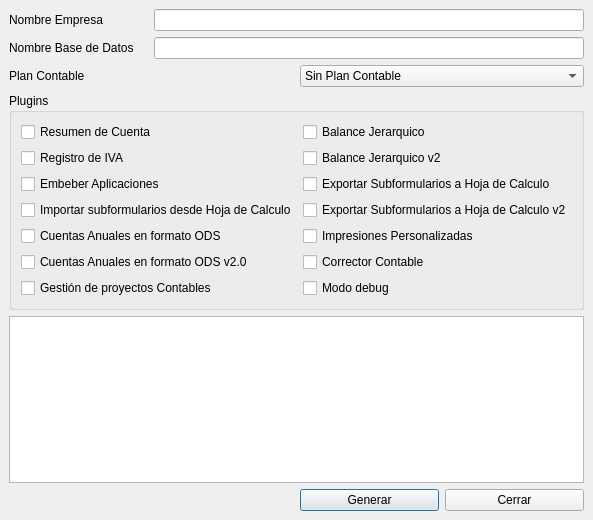
Above: bulmages/bulmasetup/nuevacontabilidadbase.ui from eboladev/Bulmages-1 before the change. Below: the same form after it.
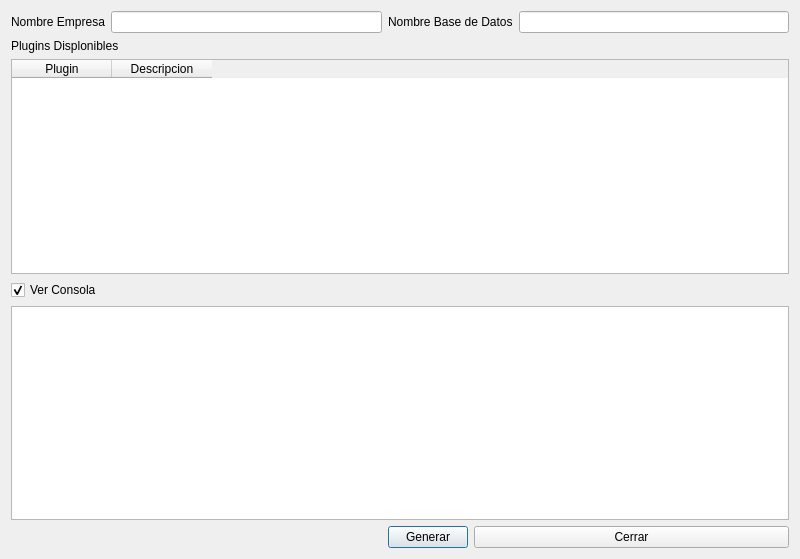
That is the form after the change. Icons and pictures are not drawn.

Commit message: Estiron final para bulmasetup que ya esta practicamente completo. He mejorado el sistema de manejo de plugins y he incorporado la funcionalidad de restaurar un backup.

The edit to the form file:
```diff
--- a/bulmages/bulmasetup/nuevacontabilidadbase.ui
+++ b/bulmages/bulmasetup/nuevacontabilidadbase.ui
@@ -5,21 +5,19 @@
    <rect>
     <x>0</x>
     <y>0</y>
-    <width>578</width>
-    <height>520</height>
+    <width>800</width>
+    <height>559</height>
    </rect>
   </property>
   <property name="sizePolicy" >
-   <sizepolicy>
-    <hsizetype>0</hsizetype>
-    <vsizetype>0</vsizetype>
+   <sizepolicy vsizetype="Fixed" hsizetype="Fixed" >
     <horstretch>0</horstretch>
     <verstretch>0</verstretch>
    </sizepolicy>
   </property>
   <property name="maximumSize" >
    <size>
-    <width>578</width>
+    <width>800</width>
     <height>608</height>
    </size>
   </property>
@@ -30,183 +28,6 @@
    <iconset>../images/png/bulmacont.png</iconset>
   </property>
   <layout class="QGridLayout" >
-   <property name="margin" >
-    <number>9</number>
-   </property>
-   <property name="spacing" >
-    <number>6</number>
-   </property>
-   <item row="3" column="0" colspan="4" >
-    <widget class="QGroupBox" name="groupBox" >
-     <property name="title" >
-      <string>Plugins</string>
-     </property>
-     <layout class="QGridLayout" >
-      <property name="margin" >
-       <number>9</number>
-      </property>
-      <property name="spacing" >
-       <number>6</number>
-      </property>
-      <item row="6" column="0" >
-       <widget class="QCheckBox" name="mui_pluginproyectos" >
-        <property name="text" >
-         <string>Gestión de proyectos Contables</string>
-        </property>
-       </widget>
-      </item>
-      <item row="5" column="0" >
-       <widget class="QCheckBox" name="mui_pluginreportods" >
-        <property name="text" >
-         <string>Cuentas Anuales en formato ODS v2.0</string>
-        </property>
-       </widget>
-      </item>
-      <item row="4" column="0" >
-       <widget class="QCheckBox" name="mui_plugincanualesods" >
-        <property name="text" >
-         <string>Cuentas Anuales en formato ODS</string>
-        </property>
-       </widget>
-      </item>
-      <item row="3" column="0" >
-       <widget class="QCheckBox" name="mui_pluginclipboardbf" >
-        <property name="text" >
-         <string>Importar subformularios desde Hoja de Calculo</string>
-        </property>
-       </widget>
-      </item>
-      <item row="2" column="0" >
-       <widget class="QCheckBox" name="mui_plugindocked" >
-        <property name="text" >
-         <string>Embeber Aplicaciones</string>
-        </property>
-       </widget>
-      </item>
-      <item row="1" column="0" >
-       <widget class="QCheckBox" name="mui_pluginregistrodeiva" >
-        <property name="text" >
-         <string>Registro de IVA</string>
-        </property>
-       </widget>
-      </item>
-      <item row="1" column="1" >
-       <widget class="QCheckBox" name="mui_pluginbalance1" >
-        <property name="text" >
-         <string>Balance Jerarquico v2</string>
-        </property>
-       </widget>
-      </item>
-      <item row="0" column="1" >
-       <widget class="QCheckBox" name="mui_pluginbalancetree" >
-        <property name="text" >
-         <string>Balance Jerarquico</string>
-        </property>
-       </widget>
-      </item>
-      <item row="0" column="0" >
-       <widget class="QCheckBox" name="mui_pluginresumcta" >
-        <property name="text" >
-         <string>Resumen de Cuenta</string>
-        </property>
-       </widget>
-      </item>
-      <item row="4" column="1" >
-       <widget class="QCheckBox" name="mui_pluginimpers" >
-        <property name="text" >
-         <string>Impresiones Personalizadas</string>
-        </property>
-       </widget>
-      </item>
-      <item row="2" column="1" >
-       <widget class="QCheckBox" name="mui_pluginsubformsxc" >
-        <property name="text" >
-         <string>Exportar Subformularios a Hoja de Calculo</string>
-        </property>
-       </widget>
-      </item>
-      <item row="3" column="1" >
-       <widget class="QCheckBox" name="mui_pluginsubformods" >
-        <property name="text" >
-         <string>Exportar Subformularios a Hoja de Calculo v2</string>
-        </property>
-       </widget>
-      </item>
-      <item row="5" column="1" >
-       <widget class="QCheckBox" name="mui_plugincorrector" >
-        <property name="text" >
-         <string>Corrector Contable</string>
-        </property>
-       </widget>
-      </item>
-      <item row="6" column="1" >
-       <widget class="QCheckBox" name="mui_plugindebugbc" >
-        <property name="text" >
-         <string>Modo debug</string>
-        </property>
-       </widget>
-      </item>
-     </layout>
-    </widget>
-   </item>
-   <item row="2" column="0" colspan="2" >
-    <widget class="QLabel" name="label_3" >
-     <property name="whatsThis" >
-      <string>Nombre de la Base de Datos</string>
-     </property>
-     <property name="text" >
-      <string>Plan Contable</string>
-     </property>
-     <property name="buddy" >
-      <cstring>comboBox</cstring>
-     </property>
-    </widget>
-   </item>
-   <item row="2" column="2" colspan="2" >
-    <widget class="QComboBox" name="comboBox" >
-     <item>
-      <property name="text" >
-       <string>Sin Plan Contable</string>
-      </property>
-     </item>
-     <item>
-      <property name="text" >
-       <string>Plan General Contable 1992</string>
-      </property>
-     </item>
-     <item>
-      <property name="text" >
-       <string>Plan General Contable 2008</string>
-      </property>
-     </item>
-     <item>
-      <property name="text" >
-       <string>Entidades Sin Ánimo de Lucro 1992</string>
-      </property>
-     </item>
-     <item>
-      <property name="text" >
-       <string>Entidades Sin Ánimo de Lucro 2008</string>
-      </property>
-     </item>
-    </widget>
-   </item>
-   <item row="1" column="0" >
-    <widget class="QLabel" name="label_2" >
-     <property name="whatsThis" >
-      <string>Nombre de la Base de Datos</string>
-     </property>
-     <property name="text" >
-      <string>Nombre Base de Datos</string>
-     </property>
-     <property name="buddy" >
-      <cstring>mui_nomdb</cstring>
-     </property>
-    </widget>
-   </item>
-   <item row="1" column="1" colspan="3" >
-    <widget class="QLineEdit" name="mui_nomdb" />
-   </item>
    <item row="0" column="0" >
     <widget class="QLabel" name="label" >
      <property name="whatsThis" >
@@ -220,9 +41,72 @@
      </property>
     </widget>
    </item>
-   <item row="0" column="1" colspan="3" >
+   <item row="0" column="1" >
     <widget class="QLineEdit" name="mui_nomempresa" />
    </item>
+   <item row="0" column="2" colspan="2" >
+    <widget class="QLabel" name="label_2" >
+     <property name="whatsThis" >
+      <string>Nombre de la Base de Datos</string>
+     </property>
+     <property name="text" >
+      <string>Nombre Base de Datos</string>
+     </property>
+     <property name="buddy" >
+      <cstring>mui_nomdb</cstring>
+     </property>
+    </widget>
+   </item>
+   <item row="0" column="4" >
+    <widget class="QLineEdit" name="mui_nomdb" />
+   </item>
+   <item row="1" column="0" colspan="5" >
+    <widget class="QLabel" name="label_4" >
+     <property name="text" >
+      <string>Plugins Displonibles</string>
+     </property>
+    </widget>
+   </item>
+   <item row="2" column="0" colspan="5" >
+    <widget class="QTableWidget" name="mui_plugins" >
+     <property name="alternatingRowColors" >
+      <bool>true</bool>
+     </property>
+     <property name="textElideMode" >
+      <enum>Qt::ElideNone</enum>
+     </property>
+     <property name="wordWrap" >
+      <bool>false</bool>
+     </property>
+     <column>
+      <property name="text" >
+       <string>Plugin</string>
+      </property>
+     </column>
+     <column>
+      <property name="text" >
+       <string>Descripcion</string>
+      </property>
+     </column>
+    </widget>
+   </item>
+   <item row="3" column="0" colspan="5" >
+    <widget class="QCheckBox" name="mui_checkbox" >
+     <property name="text" >
+      <string>Ver Consola</string>
+     </property>
+     <property name="checked" >
+      <bool>true</bool>
+     </property>
+    </widget>
+   </item>
+   <item row="4" column="0" colspan="5" >
+    <widget class="QTextBrowser" name="mui_textBrowser" >
+     <property name="focusPolicy" >
+      <enum>Qt::NoFocus</enum>
+     </property>
+    </widget>
+   </item>
    <item row="5" column="2" >
     <widget class="QPushButton" name="mui_aceptar" >
      <property name="text" >
@@ -230,20 +114,13 @@
      </property>
     </widget>
    </item>
-   <item row="5" column="3" >
+   <item row="5" column="3" colspan="2" >
     <widget class="QPushButton" name="mui_cancelar" >
      <property name="text" >
       <string>Cerrar</string>
      </property>
     </widget>
    </item>
-   <item row="4" column="0" colspan="4" >
-    <widget class="QTextBrowser" name="mui_textBrowser" >
-     <property name="focusPolicy" >
-      <enum>Qt::NoFocus</enum>
-     </property>
-    </widget>
-   </item>
   </layout>
  </widget>
  <tabstops>
```
Left out of the diff: 28 changed lines with no effect on the pictures. The commit also changes 18 other files.
